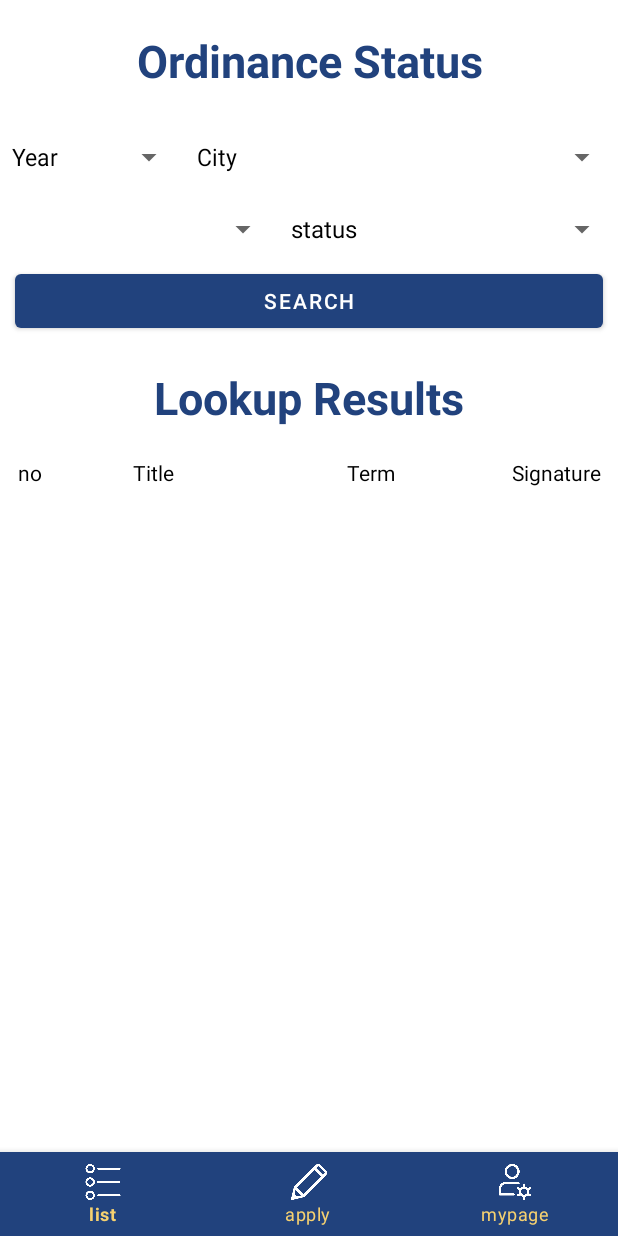
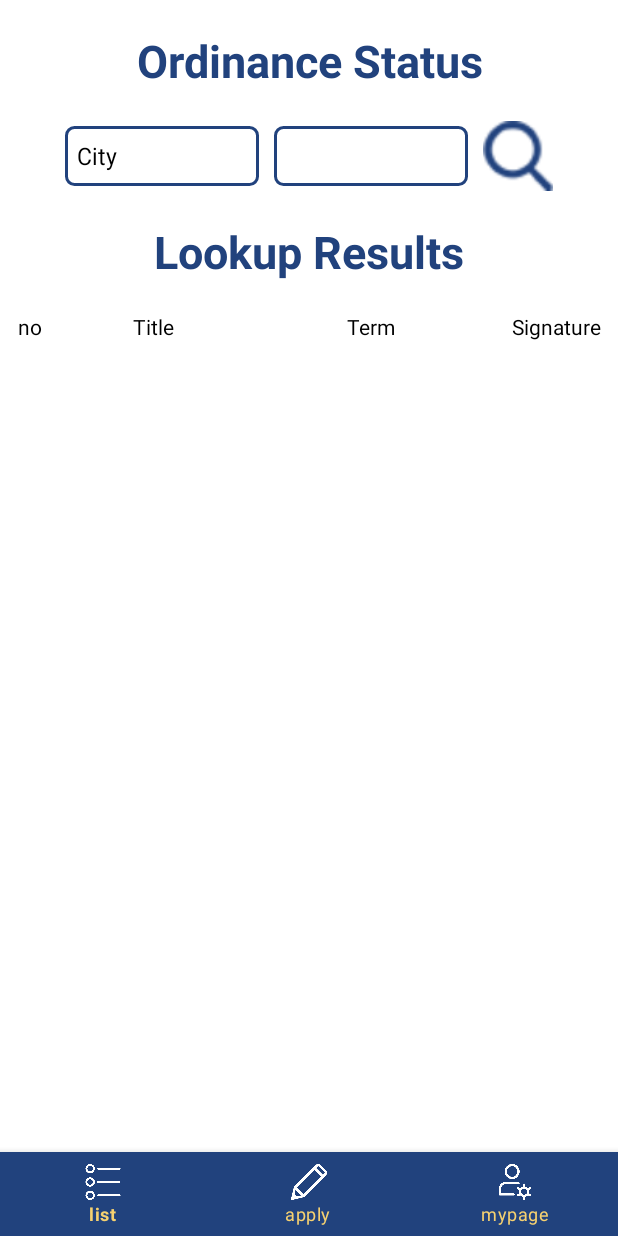
Before and after one commit to saemmilee/Garim, an Android app: the screen it shows after launch (MainActivity), on a phone screen of 412 x 824 dp. Run offline under Robolectric (Android 15) with nearby library versions, the phone set to English and light mode, and no system bars; our stand-ins replace Firebase (no records; nobody signed in at launch, a user with empty details on screens opened directly); plain views replace LakuePagingButton.

Commit message:
20210817:: 1sunny_searchCity

```diff
--- a/app/src/main/java/com/inhatc/garim/OrdinanceStatusFragment.java
+++ b/app/src/main/java/com/inhatc/garim/OrdinanceStatusFragment.java
@@ -1,7 +1,6 @@
 package com.inhatc.garim;
 
 import android.content.Context;
-import android.icu.text.SymbolTable;
 import android.os.Bundle;
 
 import androidx.annotation.NonNull;
@@ -15,7 +14,10 @@ import android.view.View;
 import android.view.ViewGroup;
 import android.widget.AdapterView;
 import android.widget.ArrayAdapter;
+import android.widget.Button;
+import android.widget.EditText;
 import android.widget.Spinner;
+import android.widget.Toast;
 
 import com.google.firebase.database.DataSnapshot;
 import com.google.firebase.database.DatabaseError;
@@ -30,12 +32,14 @@ public class OrdinanceStatusFragment extends Fragment {
     private static final String TAG = "OrdinanceStatusFragment";
 
     private Context context;
-    private Spinner searchYear;
     private Spinner searchCity;
+    private Spinner searchCountry;
     private ArrayAdapter<String> arrayAdapter;
-    private Spinner searchCountry;
-    private Spinner statusSignature;
+    private Button btnSearchCity;
+
     private String selectedCity;
+    private String selectedCountry;
+    private String address1_address2;
 
     private RecyclerView recyclerView;
     private RecyclerView.Adapter adapter;
@@ -51,10 +55,9 @@ public class OrdinanceStatusFragment extends Fragment {
         View view = inflater.inflate(R.layout.fragment_ordinancestatus, container, false);
         context = container.getContext();
 
-        searchYear = (Spinner) view.findViewById(R.id.searchYear);
         searchCity = (Spinner) view.findViewById(R.id.searchCity);
         searchCountry = (Spinner) view.findViewById(R.id.searchCountry);
-        statusSignature = (Spinner) view.findViewById(R.id.statusSignature);
+        btnSearchCity = (Button) view.findViewById(R.id.btnSearchCity);
 
         recyclerView = (RecyclerView) view.findViewById(R.id.recyclerView);
         recyclerView.setHasFixedSize(true);
@@ -65,14 +68,13 @@ public class OrdinanceStatusFragment extends Fragment {
         database = FirebaseDatabase.getInstance();  //firebase db연동
         databaseReference = database.getReference("ordinance");  //db 테이블 연결
 
+        //시도
+        ArrayAdapter cityAdapter = ArrayAdapter.createFromResource(
+                context, R.array.searchCity, android.R.layout.simple_spinner_dropdown_item);
+        cityAdapter.setDropDownViewResource(android.R.layout.simple_dropdown_item_1line);
+        searchCity.setAdapter(cityAdapter);
 
-        //년도
-        ArrayAdapter yearAdapter = ArrayAdapter.createFromResource(
-                context, R.array.searchYear, android.R.layout.simple_spinner_dropdown_item);
-        yearAdapter.setDropDownViewResource(android.R.layout.simple_dropdown_item_1line);
-        searchYear.setAdapter(yearAdapter);
-
-        searchYear.setOnItemSelectedListener(new AdapterView.OnItemSelectedListener() {
+        searchCity.setOnItemSelectedListener(new AdapterView.OnItemSelectedListener() {
 
             //이 오버라이드 메소드에서 position은 몇번째 값이 클릭됐는지 알 수 있습니다.
             //getItemAtPosition(position)를 통해서 해당 값을 받아올수있습니다.
@@ -85,40 +87,24 @@ public class OrdinanceStatusFragment extends Fragment {
             }
         });
 
-        //시도
-        ArrayAdapter cityAdapter = ArrayAdapter.createFromResource(
+        initAddressSpinner();
+
+        //시군구 선택
+        ArrayAdapter countryAdapter = ArrayAdapter.createFromResource(
                 context, R.array.searchCity, android.R.layout.simple_spinner_dropdown_item);
-        yearAdapter.setDropDownViewResource(android.R.layout.simple_dropdown_item_1line);
-        searchCity.setAdapter(cityAdapter);
+        countryAdapter.setDropDownViewResource(android.R.layout.simple_dropdown_item_1line);
+        searchCountry.setAdapter(countryAdapter);
 
-        searchCity.setOnItemSelectedListener(new AdapterView.OnItemSelectedListener() {
+        searchCountry.setOnItemSelectedListener(new AdapterView.OnItemSelectedListener() {
 
             //이 오버라이드 메소드에서 position은 몇번째 값이 클릭됐는지 알 수 있습니다.
             //getItemAtPosition(position)를 통해서 해당 값을 받아올수있습니다.
             @Override
             public void onItemSelected(AdapterView<?> parent, View view, int position, long id) {
-                selectedCity = (String) parent.getItemAtPosition(position);
-            }
-
-            @Override
-            public void onNothingSelected(AdapterView<?> parent) {
-            }
-        });
-
-        initAddressSpinner();
-
-        //서명 현황
-        ArrayAdapter signatureAdapter = ArrayAdapter.createFromResource(
-                context, R.array.statusSignature, android.R.layout.simple_spinner_dropdown_item);
-        signatureAdapter.setDropDownViewResource(android.R.layout.simple_dropdown_item_1line);
-        statusSignature.setAdapter(signatureAdapter);
-
-        statusSignature.setOnItemSelectedListener(new AdapterView.OnItemSelectedListener() {
-
-            //이 오버라이드 메소드에서 position은 몇번째 값이 클릭됐는지 알 수 있습니다.
-            //getItemAtPosition(position)를 통해서 해당 값을 받아올수있습니다.
-            @Override
-            public void onItemSelected(AdapterView<?> parent, View view, int position, long id) {
+                selectedCountry = (String) parent.getItemAtPosition(position);
+                Log.d(TAG, "선택!!시군구:: " + selectedCountry);
+                address1_address2 = selectedCity + "_" + selectedCountry;
+                Log.d(TAG, "선택!!지역은:: " + address1_address2);
             }
 
             @Override
@@ -154,17 +140,119 @@ public class OrdinanceStatusFragment extends Fragment {
 
             }
         });
+
         adapter = new OrdinanceAdapter(arrayList, getContext());
         recyclerView.setAdapter(adapter);
 
+        btnSearchCity.setOnClickListener(new View.OnClickListener() {
+
+            @Override
+            public void onClick(View view) {
+                Log.d(TAG, "도시검색!!!:: " + address1_address2);
+                if (("City").equals(selectedCity)) {
+                    Toast.makeText(context, "Please choose a city.", Toast.LENGTH_LONG).show();
+                    databaseReference.addValueEventListener(new ValueEventListener() {
+                        @Override
+                        public void onDataChange(@NonNull DataSnapshot dataSnapshot) {
+
+                            //firebase data받아오기
+                            arrayList.clear();  //기존배열 초기화
+
+                            for (DataSnapshot snapshot : dataSnapshot.getChildren()) {  //반복문으로 데이터리스트 추출
+
+                                Ordinance ordinanceList = snapshot.getValue(Ordinance.class);  //만들어뒀던 객체에 데이터 담기
+
+                                System.out.println("ordinanceList:: " + ordinanceList);
+                                //오름차순
+                                arrayList.add(0, ordinanceList);  //담은 데이터를 배열에 넣고 리사이클러뷰로 보낼준비
+                                Log.d(TAG, "arrayList:: " + arrayList);
+
+                            }
+                            adapter.notifyDataSetChanged();  //리스트 저장 및 새로고침
+
+                        }
+
+                        @Override
+                        public void onCancelled(@NonNull DatabaseError databaseError) {
+
+                            Log.e("OrdianceStatusFragment", String.valueOf(databaseError.toException()));  //에러 출력
+
+                        }
+                    });
+
+                    adapter = new OrdinanceAdapter(arrayList, getContext());
+                    recyclerView.setAdapter(adapter);
+                } else if (("Country").equals(selectedCountry)) {
+                    databaseReference.orderByChild("address1")
+                            .equalTo(selectedCity).addValueEventListener(new ValueEventListener() {
+                        @Override
+                        public void onDataChange(DataSnapshot dataSnapshot) {
+                            //firebase data받아오기
+                            arrayList.clear();  //기존배열 초기화
+
+                            for (DataSnapshot snapshot : dataSnapshot.getChildren()) {  //반복문으로 데이터리스트 추출
+
+                                Log.d(TAG, "도시검색!!!:: else for 들어왔니?");
+                                Ordinance ordinanceList = snapshot.getValue(Ordinance.class);  //만들어뒀던 객체에 데이터 담기
+
+                                System.out.println("ordinanceList:: " + ordinanceList);
+                                //오름차순
+                                arrayList.add(0, ordinanceList);  //담은 데이터를 배열에 넣고 리사이클러뷰로 보낼준비
+                                Log.d(TAG, "arrayList:: " + arrayList);
+
+                            }
+                            adapter.notifyDataSetChanged();  //리스트 저장 및 새로고침
+                        }
+
+                        @Override
+                        public void onCancelled(@NonNull DatabaseError databaseError) {
+                            Log.e("OrdianceStatusFragment", String.valueOf(databaseError.toException()));  //에러 출력
+                        }
+                    });
+                    adapter = new OrdinanceAdapter(arrayList, getContext());
+                    recyclerView.setAdapter(adapter);
+                } else {
+                    databaseReference.orderByChild("address1_address2")
+                            .equalTo(address1_address2).addValueEventListener(new ValueEventListener() {
+                        @Override
+                        public void onDataChange(DataSnapshot dataSnapshot) {
+                            //firebase data받아오기
+                            arrayList.clear();  //기존배열 초기화
+
+                            for (DataSnapshot snapshot : dataSnapshot.getChildren()) {  //반복문으로 데이터리스트 추출
+
+                                Log.d(TAG, "도시검색!!!:: else for 들어왔니?");
+                                Ordinance ordinanceList = snapshot.getValue(Ordinance.class);  //만들어뒀던 객체에 데이터 담기
+
+                                System.out.println("ordinanceList:: " + ordinanceList);
+                                //오름차순
+                                arrayList.add(0, ordinanceList);  //담은 데이터를 배열에 넣고 리사이클러뷰로 보낼준비
+                                Log.d(TAG, "arrayList:: " + arrayList);
+
+                            }
+                            adapter.notifyDataSetChanged();  //리스트 저장 및 새로고침
+                        }
+
+                        @Override
+                        public void onCancelled(@NonNull DatabaseError databaseError) {
+                            Log.e("OrdianceStatusFragment", String.valueOf(databaseError.toException()));  //에러 출력
+                        }
+                    });
+                    adapter = new OrdinanceAdapter(arrayList, getContext());
+                    recyclerView.setAdapter(adapter);
+                }
+            }
+        });
+
         return view;
     }
-
 
     private void initAddressSpinner() {
         searchCity.setOnItemSelectedListener(new AdapterView.OnItemSelectedListener() {
             @Override
             public void onItemSelected(AdapterView<?> parent, View view, int position, long id) {
+                selectedCity = (String) parent.getItemAtPosition(position);
+                Log.d(TAG, "선택!!시도:: " + selectedCity);
                 // 시군구, 동의 스피너를 초기화한다.
                 switch (position) {
                     case 0:
--- /dev/null
+++ b/app/src/main/res/drawable/layout_border.xml
@@ -0,0 +1,18 @@
+<?xml version="1.0" encoding="utf-8"?>
+<shape xmlns:android="http://schemas.android.com/apk/res/android"
+    android:padding="20dp"
+    android:shape="rectangle">
+
+    <stroke
+        android:width="2dp"
+        android:color="@color/navy" />
+
+    <solid android:color="@color/white" />
+
+    <corners
+        android:topLeftRadius="5dp"
+        android:topRightRadius="5dp"
+        android:bottomLeftRadius="5dp"
+        android:bottomRightRadius="5dp" />
+
+</shape>
--- a/app/src/main/res/layout/fragment_ordinancestatus.xml
+++ b/app/src/main/res/layout/fragment_ordinancestatus.xml
@@ -1,6 +1,5 @@
 <?xml version="1.0" encoding="utf-8"?>
-<FrameLayout
-    xmlns:android="http://schemas.android.com/apk/res/android"
+<FrameLayout xmlns:android="http://schemas.android.com/apk/res/android"
     xmlns:app="http://schemas.android.com/apk/res-auto"
     xmlns:tools="http://schemas.android.com/tools"
     android:layout_width="match_parent"
@@ -8,99 +7,65 @@
     android:orientation="vertical"
     tools:context=".OrdinanceStatusFragment">
 
-    <LinearLayout
-        xmlns:android="http://schemas.android.com/apk/res/android"
+    <LinearLayout xmlns:android="http://schemas.android.com/apk/res/android"
         xmlns:app="http://schemas.android.com/apk/res-auto"
         android:layout_width="match_parent"
         android:layout_height="match_parent"
-        android:orientation="vertical" >
+        android:orientation="vertical">
 
         <TextView
             android:layout_width="match_parent"
             android:layout_height="wrap_content"
-            android:text="Ordinance Status"
             android:layout_marginTop="20dp"
             android:layout_marginBottom="20dp"
+            android:gravity="center"
+            android:text="Ordinance Status"
+            android:textColor="@color/navy"
             android:textSize="30sp"
-            android:textStyle="bold"
-            android:textColor="@color/navy"
-            android:gravity="center" />
+            android:textStyle="bold" />
 
         <LinearLayout
             android:layout_width="match_parent"
             android:layout_height="wrap_content"
-            android:orientation="vertical">
-
-            <LinearLayout
-                android:layout_width="match_parent"
-                android:layout_height="wrap_content"
-                android:orientation="vertical"
-                android:gravity="center">
-
-                <LinearLayout
-                    android:layout_width="match_parent"
-                    android:layout_height="wrap_content"
-                    android:orientation="horizontal"
+            android:gravity="center"
             android:weightSum="8"
-                    android:gravity="center">
+            android:orientation="horizontal" >
 
             <Spinner
-                        android:layout_width="wrap_content"
-                        android:layout_height="wrap_content"
-                        android:layout_weight="2"
-                        android:id="@+id/searchYear" />
+                android:id="@+id/searchCity"
+                android:layout_width="0dp"
+                android:layout_height="40dp"
+                android:layout_weight="3"
+                android:layout_marginRight="10dp"
+                android:background="@drawable/layout_border"/>
 
             <Spinner
-                        android:layout_width="wrap_content"
-                        android:layout_height="wrap_content"
-                        android:layout_weight="6"
-                        android:id="@+id/searchCity" />
-
-                </LinearLayout>
-
-                <LinearLayout
-                    android:layout_width="match_parent"
-                    android:layout_height="wrap_content"
-                    android:orientation="horizontal"
-                    android:weightSum="8"
-                    android:gravity="center">
-
-                    <Spinner
-                        android:layout_width="wrap_content"
-                        android:layout_height="wrap_content"
-                        android:layout_weight="5"
-                        android:id="@+id/searchCountry" />
-
-                    <Spinner
-                        android:layout_width="wrap_content"
-                        android:layout_height="wrap_content"
+                android:id="@+id/searchCountry"
+                android:layout_width="0dp"
+                android:layout_height="40dp"
+                android:layout_marginRight="10dp"
                 android:layout_weight="3"
-                        android:id="@+id/statusSignature" />
-
-                </LinearLayout>
-
-            </LinearLayout>
+                android:background="@drawable/layout_border"/>
 
             <Button
-                android:layout_width="match_parent"
-                android:layout_height="wrap_content"
-                android:id="@+id/btnSearch"
-                android:layout_marginLeft="10dp"
-                android:layout_marginRight="10dp"
-                android:text="search" />
+                android:id="@+id/btnSearchCity"
+                android:layout_width="70px"
+                android:layout_height="70px"
+                android:background="@drawable/search"
+                android:backgroundTint="@color/navy"/>
 
         </LinearLayout>
 
         <TextView
             android:layout_width="match_parent"
             android:layout_height="wrap_content"
-            android:text="Lookup Results"
             android:layout_marginTop="20dp"
             android:layout_marginBottom="20dp"
+            android:gravity="center"
+            android:text="Lookup Results"
+            android:textColor="@color/navy"
             android:textSize="30sp"
-            android:textStyle="bold"
-            android:textColor="@color/navy"
-            android:gravity="center" />
+            android:textStyle="bold" />
 
         <TableLayout
             android:id="@+id/tblResults"
@@ -118,32 +83,32 @@
                     android:layout_height="wrap_content"
                     android:layout_weight="1"
                     android:gravity="center"
-                    android:textColor="@color/black"
-                    android:text="no" />
+                    android:text="no"
+                    android:textColor="@color/black" />
 
                 <TextView
                     android:layout_width="0dp"
                     android:layout_height="wrap_content"
                     android:layout_weight="3"
                     android:gravity="center"
-                    android:textColor="@color/black"
-                    android:text="Title" />
+                    android:text="Title"
+                    android:textColor="@color/black" />
 
                 <TextView
                     android:layout_width="0dp"
                     android:layout_height="wrap_content"
                     android:layout_weight="4"
                     android:gravity="center"
-                    android:textColor="@color/black"
-                    android:text="Term" />
+                    android:text="Term"
+                    android:textColor="@color/black" />
 
                 <TextView
                     android:layout_width="0dp"
                     android:layout_height="wrap_content"
                     android:layout_weight="2"
                     android:gravity="center"
-                    android:textColor="@color/black"
-                    android:text="Signature" />
+                    android:text="Signature"
+                    android:textColor="@color/black" />
 
             </TableRow>
 
@@ -188,12 +153,12 @@
         <LinearLayout
             android:layout_width="match_parent"
             android:layout_height="300dp"
-            android:descendantFocusability="blocksDescendants" >
+            android:descendantFocusability="blocksDescendants">
 
             <androidx.recyclerview.widget.RecyclerView
                 android:id="@+id/recyclerView"
                 android:layout_width="match_parent"
-                android:layout_height="match_parent" >
+                android:layout_height="match_parent">
 
             </androidx.recyclerview.widget.RecyclerView>
 
@@ -227,7 +192,8 @@
 
         <RelativeLayout
             android:layout_width="match_parent"
-            android:layout_height="wrap_content">
+            android:layout_height="wrap_content"
+            android:layout_alignParentBottom="true">
 
             <com.google.android.material.bottomnavigation.BottomNavigationView
                 android:id="@+id/bottom_menu"
@@ -238,7 +204,7 @@
                 app:itemIconTint="#FFFFFF"
                 app:itemTextColor="#f6d170"
                 app:labelVisibilityMode="labeled"
-                app:menu="@menu/bottom_menu"/>
+                app:menu="@menu/bottom_menu" />
 
         </RelativeLayout>
 
--- a/app/src/main/res/values/searchYear.xml
+++ /dev/null
@@ -1,10 +0,0 @@
-<?xml version="1.0" encoding="utf-8"?>
-<resources>
-    <string-array name="searchYear">
-        <item>Year</item>
-        <item>2021</item>
-        <item>2020</item>
-        <item>2019</item>
-        <item>2018</item>
-    </string-array>
-</resources>
--- a/app/src/main/res/values/statusSignature.xml
+++ /dev/null
@@ -1,8 +0,0 @@
-<?xml version="1.0" encoding="utf-8"?>
-<resources>
-    <string-array name="statusSignature">
-        <item>status</item>
-        <item>in progress</item>
-        <item>complete</item>
-    </string-array>
-</resources>
```
Also changed, not shown: app/src/main/res/drawable/search.png (added). Lines whose indentation alone changed are shown as unchanged.
